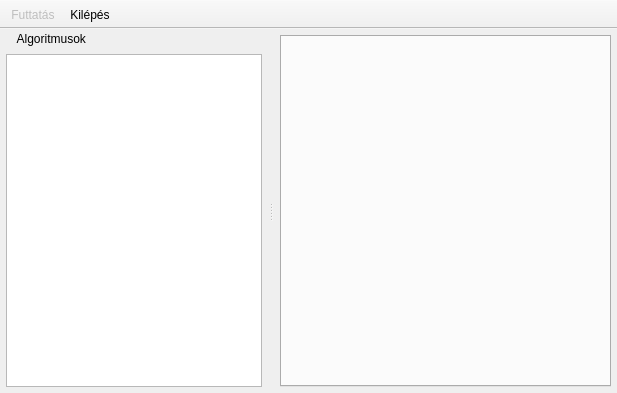
Qt form mainwindow.ui (akooos/algo) before a commit.
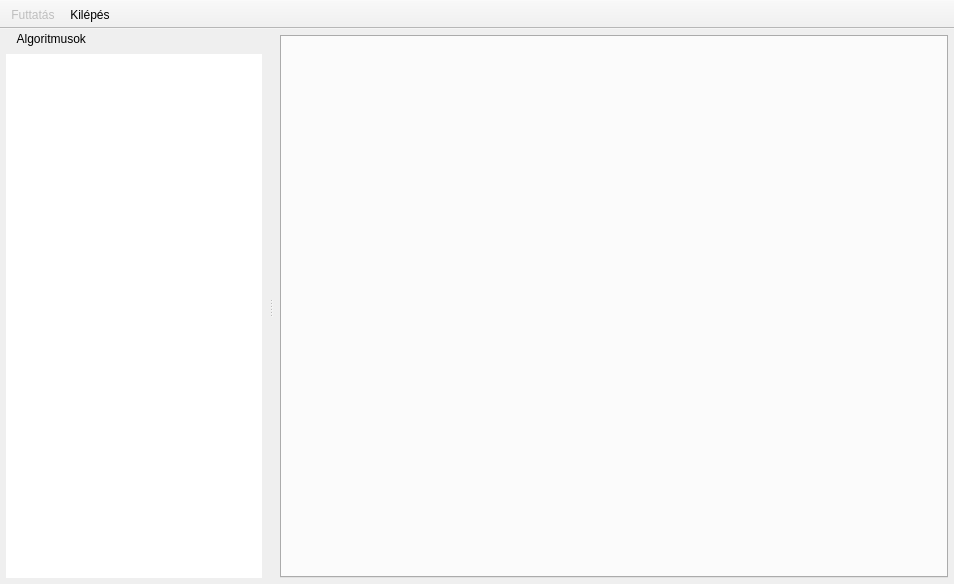
The same form after that commit. Icons and pictures are not drawn.

```diff
--- a/mainwindow.ui
+++ b/mainwindow.ui
@@ -6,8 +6,8 @@
    <rect>
     <x>0</x>
     <y>0</y>
-    <width>617</width>
-    <height>393</height>
+    <width>954</width>
+    <height>584</height>
    </rect>
   </property>
   <property name="contextMenuPolicy">
@@ -39,7 +39,16 @@
      <number>6</number>
     </property>
     <item>
-     <widget class="QTabWidget" name="tabWidget"/>
+     <widget class="QTabWidget" name="tabWidget">
+      <property name="font">
+       <font>
+        <pointsize>11</pointsize>
+       </font>
+      </property>
+      <property name="tabsClosable">
+       <bool>true</bool>
+      </property>
+     </widget>
     </item>
    </layout>
   </widget>
@@ -105,6 +114,18 @@
      </property>
      <item>
       <widget class="QTreeView" name="treeView">
+       <property name="font">
+        <font>
+         <pointsize>11</pointsize>
+         <italic>false</italic>
+        </font>
+       </property>
+       <property name="frameShape">
+        <enum>QFrame::NoFrame</enum>
+       </property>
+       <property name="frameShadow">
+        <enum>QFrame::Plain</enum>
+       </property>
        <property name="alternatingRowColors">
         <bool>true</bool>
        </property>
```
Left out of the diff: 14 changed lines with no effect on the pictures.
